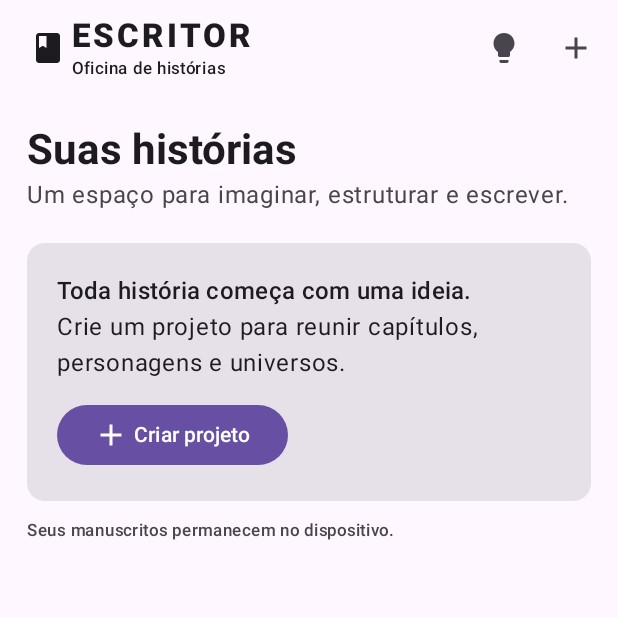
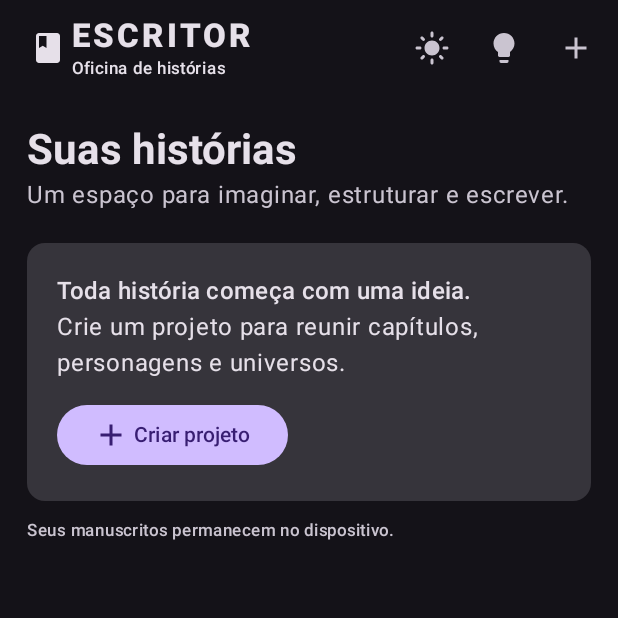
Before and after one commit to MaluquinhoDev/escritor, an Android app built with Jetpack Compose: the screen it shows after launch (MainActivity), on a phone screen of 412 x 824 dp, the top half of it. Run offline under Robolectric (Android 15) with nearby library versions, the phone set to English and light mode, and no system bars; our stand-ins replace Room's generated code.

Commit message:
feat: add dark and light theme toggle

```diff
--- a/app/src/main/java/br/com/maluquinho/escritor/MainActivity.kt
+++ b/app/src/main/java/br/com/maluquinho/escritor/MainActivity.kt
@@ -18,9 +18,12 @@ import androidx.compose.material.icons.filled.Book
 import androidx.compose.material.icons.filled.Delete
 import androidx.compose.material.icons.filled.Download
 import androidx.compose.material.icons.filled.Lightbulb
+import androidx.compose.material.icons.filled.DarkMode
+import androidx.compose.material.icons.filled.LightMode
 import androidx.compose.material.icons.filled.Save
 import androidx.compose.material3.*
 import androidx.compose.runtime.*
+import androidx.compose.runtime.saveable.rememberSaveable
 import androidx.compose.ui.Modifier
 import androidx.compose.ui.graphics.SolidColor
 import androidx.compose.ui.text.font.FontWeight
@@ -35,7 +38,7 @@ class MainActivity : ComponentActivity() {
     override fun onCreate(savedInstanceState: Bundle?) {
         super.onCreate(savedInstanceState)
         val database = StoryDatabase.get(this)
-        setContent { MaterialTheme { EscritorApp(database, this) } }
+        setContent { EscritorApp(database, this) }
     }
 }
 
@@ -68,6 +71,7 @@ private fun writeText(context: Context, uri: Uri, content: String) {
 @Composable
 private fun EscritorApp(database: StoryDatabase, context: Context) {
     val projects by database.projects().observeAll().collectAsStateWithLifecycle(initialValue = emptyList())
+    var darkMode by rememberSaveable { mutableStateOf(true) }
     val scope = rememberCoroutineScope()
     val snackbar = remember { SnackbarHostState() }
     var selectedProject by remember { mutableStateOf<StoryProject?>(null) }
@@ -113,6 +117,7 @@ private fun EscritorApp(database: StoryDatabase, context: Context) {
         saveLabel = "Salvo automaticamente"
     }
 
+    MaterialTheme(colorScheme = if (darkMode) darkColorScheme() else lightColorScheme()) {
     Scaffold(
         snackbarHost = { SnackbarHost(snackbar) },
         topBar = {
@@ -146,6 +151,12 @@ private fun EscritorApp(database: StoryDatabase, context: Context) {
                     }
                 },
                 actions = {
+                    IconButton(onClick = { darkMode = !darkMode }) {
+                        Icon(
+                            imageVector = if (darkMode) Icons.Default.LightMode else Icons.Default.DarkMode,
+                            contentDescription = if (darkMode) "Ativar tema claro" else "Ativar tema escuro"
+                        )
+                    }
                     when {
                         showTechniques -> Unit
                         selectedChapter != null -> IconButton(onClick = {
@@ -396,6 +407,7 @@ private fun EscritorApp(database: StoryDatabase, context: Context) {
             dismissButton = { TextButton(onClick = { deleteChapter = null }) { Text("Cancelar") } }
         )
     }
+    }
 }
 
 @Composable
```
